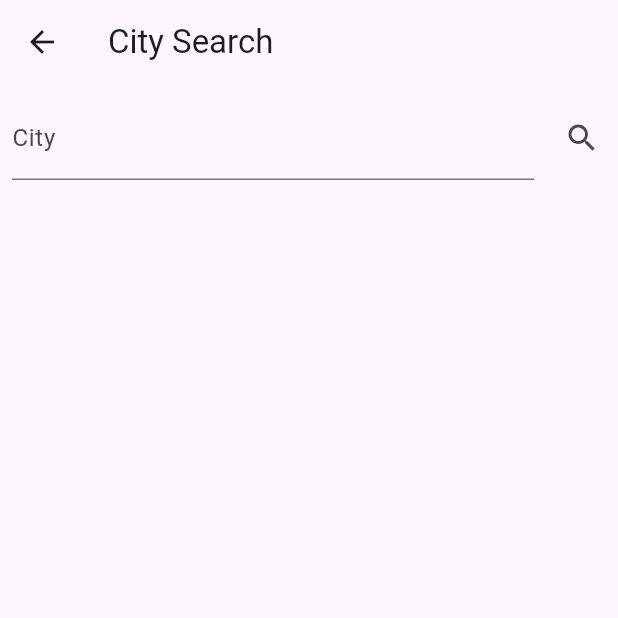
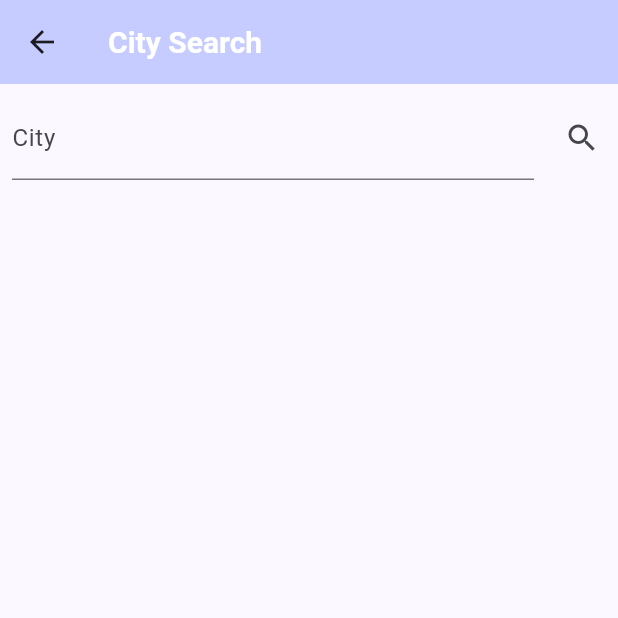
Before and after one commit to RohanSengupta326/WeatherApp-Bloc, a Flutter app: the screen it shows after launch, after a tap on the "search" icon, on a phone screen of 412 x 824 dp, the top half of it. Run offline on Flutter 3.47's test engine with Material 3 defaults, Android fonts, the phone set to English and light mode, and no system bars; our stand-ins replace bloc, equatable, flutter_bloc.

Commit message:
theme cubit added

```diff
--- a/lib/main.dart
+++ b/lib/main.dart
@@ -1,4 +1,5 @@
 import 'package:bloc_weather_app/repository/weather_repository.dart';
+import 'package:bloc_weather_app/theme/cubit/theme_cubit.dart';
 import 'package:bloc_weather_app/weather/cubit/weather_cubit_cubit.dart';
 import 'package:flutter/material.dart';
 import 'package:flutter_bloc/flutter_bloc.dart';
@@ -28,19 +29,27 @@ class MyWeatherApp extends StatelessWidget {
               // sending already created instance of repository.
             ),
           ),
+          BlocProvider<ThemeCubit>(
+            create: (ctx) => ThemeCubit(),
+          ),
         ],
-        child: MaterialApp(
-          debugShowCheckedModeBanner: false,
-          theme: ThemeData(
-            primarySwatch: Colors.blue,
-            textTheme: TextTheme(
-              headlineSmall: TextStyle(
-                fontSize: 20,
-                fontWeight: FontWeight.bold,
+        child: BlocBuilder<ThemeCubit, Color>(
+          builder: (context, stateColor) {
+            return MaterialApp(
+              debugShowCheckedModeBanner: false,
+              theme: ThemeData(
+                appBarTheme: AppBarTheme(
+                    backgroundColor: stateColor.withAlpha(80),
+                    titleTextStyle: TextStyle(
+                      fontWeight: FontWeight.bold,
+                      color: Colors.white,
+                      fontSize: 20,
+                    )),
+                colorScheme: ColorScheme.fromSeed(seedColor: stateColor),
               ),
-            ),
-          ),
-          onGenerateRoute: appRoutes.onGeneratedRoute,
+              onGenerateRoute: appRoutes.onGeneratedRoute,
+            );
+          },
         ),
       ),
     );
--- a/lib/weather/presentation/screens/weather_screen.dart
+++ b/lib/weather/presentation/screens/weather_screen.dart
@@ -1,3 +1,5 @@
+import 'package:bloc_weather_app/theme/cubit/theme_cubit.dart';
+
 import '../../cubit/weather_cubit_cubit.dart';
 import 'package:flutter/foundation.dart';
 import 'package:flutter/material.dart';
@@ -18,9 +20,13 @@ class WeatherScreen extends StatefulWidget {
 class _WeatherScreenState extends State<WeatherScreen> {
   @override
   Widget build(BuildContext context) {
+    final ThemeData themeData = Theme.of(context);
     return Scaffold(
       extendBodyBehindAppBar: true,
       appBar: AppBar(
+        title: Text(
+          'Bloc-WeatherApp',
+        ),
         // actions: [
         //   IconButton(
         //     icon: const Icon(Icons.settings),
@@ -33,7 +39,12 @@ class _WeatherScreenState extends State<WeatherScreen> {
         // ],
       ),
       body: Center(
-        child: BlocBuilder<WeatherCubitCubit, WeatherCubitState>(
+        child: SizedBox(
+          child: DecoratedBox(
+            decoration: BoxDecoration(
+              border: Border.all(color: Colors.red),
+            ),
+            child: BlocConsumer<WeatherCubitCubit, WeatherCubitState>(
               builder: (context, state) {
                 switch (state.status) {
                   case WeatherStatus.initial:
@@ -45,13 +56,25 @@ class _WeatherScreenState extends State<WeatherScreen> {
                       weather: state.weatherStateModel,
                       units: state.temperatureUnits,
                       onRefresh: () {
-                    return context.read<WeatherCubitCubit>().refreshWeather();
+                        return context
+                            .read<WeatherCubitCubit>()
+                            .refreshWeather();
                       },
                     );
                   case WeatherStatus.failure:
                     return const WeatherError();
                 }
               },
+              // to call change theme in ThemeCubit. and reflect in MaterialApp theme.
+              listener: (BuildContext buildContext,
+                  WeatherCubitState weatherCubitState) {
+                if (weatherCubitState.status.isSuccess) {
+                  buildContext.read<ThemeCubit>().onWeatherChange(
+                      weatherCubitState.weatherStateModel.weatherCondition);
+                }
+              },
+            ),
+          ),
         ),
       ),
       floatingActionButton: FloatingActionButton(
```
Also changed, not shown: lib/theme/cubit/theme_cubit.dart (added, +33 -0 lines), lib/weather/presentation/widgets/weather_populated.dart (+55 -6 lines). Lines whose indentation alone changed are shown as unchanged.
